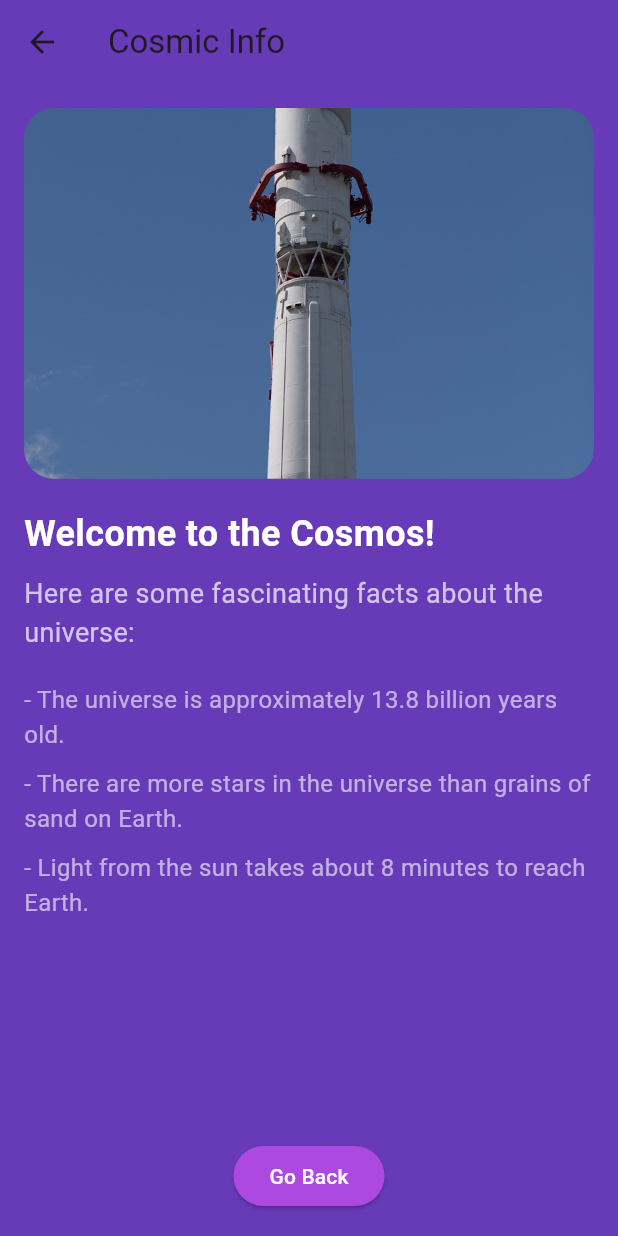
After one commit to m1haww/cosmolot, a Flutter app: the InfoFinalPage screen opened directly, on a phone screen of 412 x 824 dp. The commit adds this screen. Run offline on Flutter 3.47's test engine with Material 3 defaults, Android fonts, the phone set to English and light mode, and no system bars; our stand-ins replace image_picker; network calls fail.

Commit message:
final_final

```diff
--- /dev/null
+++ b/lib/models/info_final_page.dart
@@ -0,0 +1,126 @@
+import 'dart:math';
+import 'package:flutter/material.dart';
+
+class InfoFinalPage extends StatefulWidget {
+  const InfoFinalPage({Key? key}) : super(key: key);
+
+  @override
+  State<InfoFinalPage> createState() => _InfoFinalPageState();
+}
+
+class _InfoFinalPageState extends State<InfoFinalPage> {
+  final List<String> _spaceImages = [
+    'images/bratan.jpg',
+    'images/planet-581239_1280.webp',
+    'images/rocket-ship-6995279_1280.jpg',
+    'images/spacex-693229_1280.webp',
+    "images/space-station-60615_1280.jpg",
+    'images/spaceship-5570682_1280.webp',
+    "images/spacecraft-441708_1280.webp",
+  ];
+
+  final List<Color> _backgroundColors = [
+    const Color(0xff7A1CAC),
+    const Color(0xff9C27B0),
+    const Color(0xff6A1B9A),
+    const Color(0xff8E24AA),
+    const Color(0xff512DA8),
+    const Color(0xff673AB7),
+  ];
+
+  late String _currentImage;
+  late Color _currentBackgroundColor;
+
+  @override
+  void initState() {
+    super.initState();
+    _switchBackgroundAndImage();
+  }
+
+  void _switchBackgroundAndImage() {
+    final random = Random();
+    setState(() {
+      _currentImage = _spaceImages[random.nextInt(_spaceImages.length)];
+      _currentBackgroundColor =
+          _backgroundColors[random.nextInt(_backgroundColors.length)];
+    });
+  }
+
+  @override
+  Widget build(BuildContext context) {
+    return Scaffold(
+      backgroundColor: _currentBackgroundColor,
+      appBar: AppBar(
+        title: const Text("Cosmic Info"),
+        backgroundColor: Colors.deepPurple,
+      ),
+      body: Padding(
+        padding: const EdgeInsets.all(16.0),
+        child: Column(
+          crossAxisAlignment: CrossAxisAlignment.start,
+          children: [
+            Center(
+              child: ClipRRect(
+                borderRadius: BorderRadius.circular(20),
+                child: Image.asset(
+                  _currentImage,
+                  width: double.infinity,
+                  height: MediaQuery.of(context).size.height * 0.3,
+                  fit: BoxFit.cover,
+                ),
+              ),
+            ),
+            const SizedBox(height: 20),
+            const Text(
+              "Welcome to the Cosmos!",
+              style: TextStyle(
+                fontSize: 24,
+                fontWeight: FontWeight.bold,
+                color: Colors.white,
+              ),
+            ),
+            const SizedBox(height: 10),
+            const Text(
+              "Here are some fascinating facts about the universe:",
+              style: TextStyle(
+                fontSize: 18,
+                color: Colors.white70,
+              ),
+            ),
+            const SizedBox(height: 20),
+            const Text(
+              "- The universe is approximately 13.8 billion years old.",
+              style: TextStyle(fontSize: 16, color: Colors.white60),
+            ),
+            const SizedBox(height: 10),
+            const Text(
+              "- There are more stars in the universe than grains of sand on Earth.",
+              style: TextStyle(fontSize: 16, color: Colors.white60),
+            ),
+            const SizedBox(height: 10),
+            const Text(
+              "- Light from the sun takes about 8 minutes to reach Earth.",
+              style: TextStyle(fontSize: 16, color: Colors.white60),
+            ),
+            const Spacer(),
+            const SizedBox(height: 20),
+            Center(
+              child: ElevatedButton(
+                onPressed: () {
+                  Navigator.pop(context); // Navigate back to the previous page
+                },
+                style: ElevatedButton.styleFrom(
+                  backgroundColor: Color(0xffAD49E1),
+                ),
+                child: const Text(
+                  "Go Back",
+                  style: TextStyle(color: Colors.white),
+                ),
+              ),
+            ),
+          ],
+        ),
+      ),
+    );
+  }
+}
--- a/lib/pages/settings_p.dart
+++ b/lib/pages/settings_p.dart
@@ -1,5 +1,6 @@
 import 'dart:io';
 import 'dart:math';
+import 'package:cosmolot/models/info_final_page.dart';
 import 'package:flutter/material.dart';
 import 'package:image_picker/image_picker.dart';
 
@@ -175,27 +176,15 @@ class _SettingsPState extends State<SettingsP> {
                                 onPressed: () {
                                   Navigator.of(context)
                                       .pop(); // Close the dialog
-                                  // Trigger random event to change image and background color
-                                  _triggerRandomEvent();
-
-                                  // Show the SnackBar
-                                  ScaffoldMessenger.of(context).showSnackBar(
-                                    SnackBar(
-                                      content: const Text(
-                                        'Cosmic Discovery Complete!',
-                                        style: TextStyle(
-                                          fontSize: 16,
-                                          fontWeight: FontWeight.bold,
-                                          color: Colors.white,
-                                        ),
-                                      ),
-                                      backgroundColor: const Color(0xff2E073F),
-                                      duration: const Duration(seconds: 2),
-                                    ),
+                                  Navigator.push(
+                                    context,
+                                    MaterialPageRoute(
+                                        builder: (context) =>
+                                            const InfoFinalPage()),
                                   );
                                 },
                                 style: ElevatedButton.styleFrom(
-                                  backgroundColor: Color(0xff7A1CAC),
+                                  backgroundColor: Color(0xffAD49E1),
                                 ),
                                 child: const Text(
                                   'Proceed',
```
